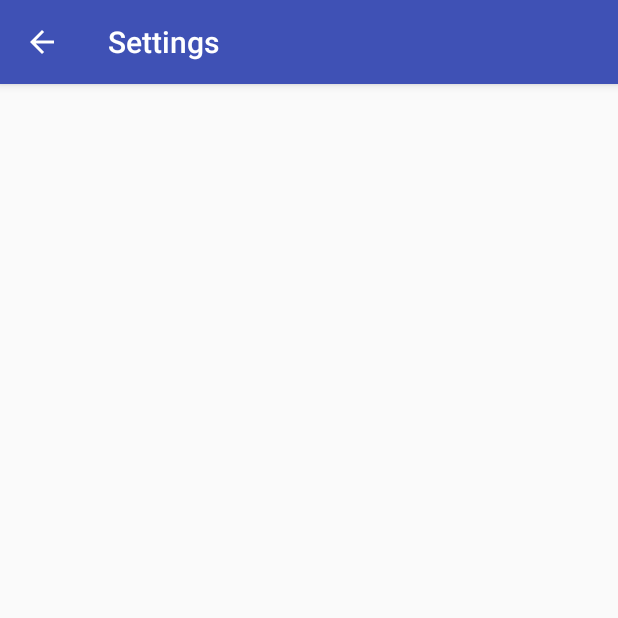
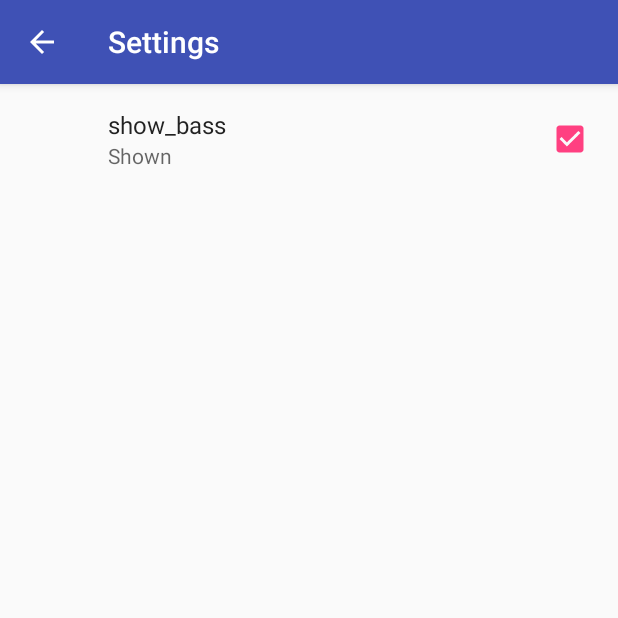
Before and after one commit to manmeet-22/Audio-Visualizer-App, an Android app: the screen it shows after launch (SettingsActivity), in the options menu, after a tap on "Settings", on a phone screen of 412 x 824 dp, the top half of it. Run offline under Robolectric (Android 15) with nearby library versions, the phone set to English and light mode, and no system bars; our stand-ins replace androidx.preference; 1 statement that could not run was skipped.

Commit message:
Add SharedPreference in VisualizerActivity

```diff
--- a/app/build.gradle
+++ b/app/build.gradle
@@ -22,6 +22,7 @@ dependencies {
     implementation fileTree(dir: 'libs', include: ['*.jar'])
     implementation 'com.android.support:appcompat-v7:26.1.0'
     implementation 'com.android.support.constraint:constraint-layout:1.0.2'
+    implementation 'com.android.support:preference-v7:26.1.0'
     testImplementation 'junit:junit:4.12'
     androidTestImplementation 'com.android.support.test:runner:1.0.1'
     androidTestImplementation 'com.android.support.test.espresso:espresso-core:3.0.1'
--- a/app/src/main/AndroidManifest.xml
+++ b/app/src/main/AndroidManifest.xml
@@ -14,7 +14,9 @@
         android:supportsRtl="true"
         android:theme="@style/AppTheme"
         tools:ignore="GoogleAppIndexingWarning">
-        <activity android:name=".VisualizerActivity">
+        <activity
+            android:name=".VisualizerActivity"
+            android:launchMode="singleTop">
             <intent-filter>
                 <action android:name="android.intent.action.MAIN" />
                 <category android:name="android.intent.category.LAUNCHER" />
@@ -23,7 +25,6 @@
         <activity
             android:name=".SettingsActivity"
             android:label="Settings"
-            android:launchMode="singleTop"
             android:parentActivityName=".VisualizerActivity">
             <meta-data
                 android:name="android.support.PARENT_ACTIVITY"
--- a/app/src/main/java/com/manmeet/audiovisualizer/SettingsActivity.java
+++ b/app/src/main/java/com/manmeet/audiovisualizer/SettingsActivity.java
@@ -1,5 +1,7 @@
 package com.manmeet.audiovisualizer;
 
+import android.os.Bundle;
+import android.support.annotation.Nullable;
 import android.support.v7.app.AppCompatActivity;
 
 /**
@@ -7,5 +9,10 @@ import android.support.v7.app.AppCompatActivity;
  */
 
 public class SettingsActivity extends AppCompatActivity {
+    @Override
+    protected void onCreate(@Nullable Bundle savedInstanceState) {
+        super.onCreate(savedInstanceState);
+        setContentView(R.layout.activity_settings);
 
+    }
 }
--- /dev/null
+++ b/app/src/main/java/com/manmeet/audiovisualizer/SettingsFragment.java
@@ -0,0 +1,16 @@
+package com.manmeet.audiovisualizer;
+
+import android.os.Bundle;
+import android.support.v7.preference.PreferenceFragmentCompat;
+
+/**
+ * Created by Manmeet on 17-Dec-17.
+ */
+
+public class SettingsFragment extends PreferenceFragmentCompat {
+
+    @Override
+    public void onCreatePreferences(Bundle savedInstanceState, String rootKey) {
+        addPreferencesFromResource(R.xml.pref_visualizer);
+    }
+}
--- a/app/src/main/java/com/manmeet/audiovisualizer/VisualizerActivity.java
+++ b/app/src/main/java/com/manmeet/audiovisualizer/VisualizerActivity.java
@@ -18,12 +18,14 @@ package com.manmeet.audiovisualizer;
 
 import android.Manifest;
 import android.content.Intent;
+import android.content.SharedPreferences;
 import android.content.pm.PackageManager;
 import android.os.Build;
 import android.os.Bundle;
 import android.support.annotation.NonNull;
 import android.support.v4.app.ActivityCompat;
 import android.support.v7.app.AppCompatActivity;
+import android.support.v7.preference.PreferenceManager;
 import android.view.Menu;
 import android.view.MenuItem;
 import android.widget.Toast;
@@ -31,7 +33,7 @@ import android.widget.Toast;
 import com.manmeet.audiovisualizer.AudioVisuals.AudioInputReader;
 import com.manmeet.audiovisualizer.AudioVisuals.VisualizerView;
 
-public class VisualizerActivity extends AppCompatActivity {
+public class VisualizerActivity extends AppCompatActivity implements SharedPreferences.OnSharedPreferenceChangeListener {
 
     private static final int MY_PERMISSION_RECORD_AUDIO_REQUEST_CODE = 88;
     private VisualizerView mVisualizerView;
@@ -42,16 +44,31 @@ public class VisualizerActivity extends AppCompatActivity {
         super.onCreate(savedInstanceState);
         setContentView(R.layout.activity_visualizer);
         mVisualizerView = (VisualizerView) findViewById(R.id.activity_visualizer);
-        defaultSetup();
+        setupSharedPreferences();
         setupPermissions();
     }
 
-    private void defaultSetup() {
-        mVisualizerView.setShowBass(true);
+    @Override
+    protected void onDestroy() {
+        super.onDestroy();
+        PreferenceManager.getDefaultSharedPreferences(this).unregisterOnSharedPreferenceChangeListener(this);
+    }
+
+    private void setupSharedPreferences() {
+        SharedPreferences sharedPreferences = PreferenceManager.getDefaultSharedPreferences(this);
+        mVisualizerView.setShowBass(sharedPreferences.getBoolean(getString(R.string.shared_preference_bass_label), getResources().getBoolean(R.bool.pref_show_bass_default)));
+
+/*
+        SharedPreferences.Editor editor = sharedPreferences.edit();
+        editor.putBoolean("show_bass",true);
+        editor.apply();
+*/
+
         mVisualizerView.setShowMid(true);
         mVisualizerView.setShowTreble(true);
         mVisualizerView.setMinSizeScale(1);
         mVisualizerView.setColor(getString(R.string.pref_color_red_value));
+        sharedPreferences.registerOnSharedPreferenceChangeListener(this);
     }
 
     /**
@@ -135,4 +152,11 @@ public class VisualizerActivity extends AppCompatActivity {
         }
         return super.onOptionsItemSelected(item);
     }
+
+    @Override
+    public void onSharedPreferenceChanged(SharedPreferences sharedPreferences, String key) {
+        if (key.equals(getString(R.string.shared_preference_bass_key))) {
+            mVisualizerView.setShowBass(sharedPreferences.getBoolean(key, getResources().getBoolean(R.bool.pref_show_bass_default)));
+        }
+    }
 }
--- /dev/null
+++ b/app/src/main/res/values/bools.xml
@@ -0,0 +1,4 @@
+<?xml version="1.0" encoding="utf-8"?>
+<resources>
+    <bool name="pref_show_bass_default">true</bool>
+</resources>
--- a/app/src/main/res/values/strings.xml
+++ b/app/src/main/res/values/strings.xml
@@ -13,4 +13,8 @@
     <!-- Value in SharedPreferences for green color option -->
     <string name="pref_color_green_value" translatable="false">green</string>
     <string name="settings">Settings</string>
+    <string name="shared_preference_bass_label">show_bass</string>
+    <string name="shared_preference_bass_key" translatable="false">show_bass</string>
+    <string name="pref_show_on">Shown</string>
+    <string name="pref_show_off">Hidden</string>
 </resources>
--- a/app/src/main/res/values/styles.xml
+++ b/app/src/main/res/values/styles.xml
@@ -6,6 +6,8 @@
         <item name="colorPrimary">@color/colorPrimary</item>
         <item name="colorPrimaryDark">@color/colorPrimaryDark</item>
         <item name="colorAccent">@color/colorAccent</item>
+
+        <item name="preferenceTheme">@style/PreferenceThemeOverlay</item>
     </style>
 
 </resources>
--- /dev/null
+++ b/app/src/main/res/xml/pref_visualizer.xml
@@ -0,0 +1,10 @@
+<?xml version="1.0" encoding="utf-8"?>
+<PreferenceScreen xmlns:android="http://schemas.android.com/apk/res/android">
+    <CheckBoxPreference
+        android:defaultValue="@bool/pref_show_bass_default"
+        android:key="@string/shared_preference_bass_key"
+        android:summaryOff="@string/pref_show_off"
+        android:summaryOn="@string/pref_show_on"
+        android:title="@string/shared_preference_bass_label" />
+
+</PreferenceScreen>
```
Also changed, not shown: app/src/main/res/layout/activity_settings.xml (added, +8 -0 lines).
